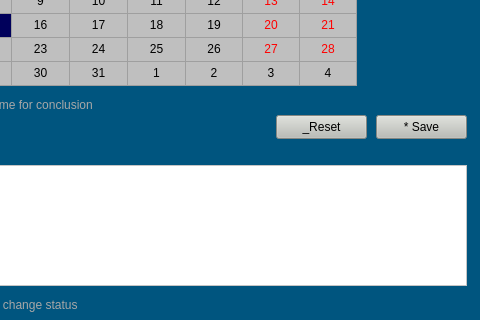
Above: task_organizer/src/ui/qt/form/task_organizer.ui from lucassaporetti/frogs_tasks_organizer before the change; both pictures show x 114 to 594 and y 305 to 625 of the 594 by 625 pixel window. Below: the same form after it.
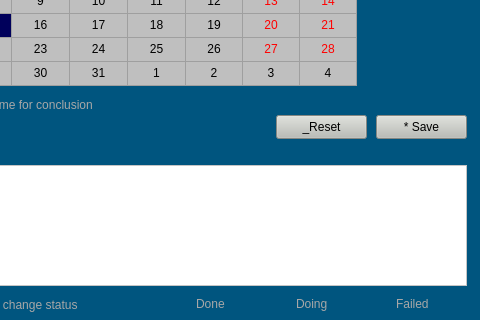
That is the form after the change. Icons and pictures are not drawn.

The edit to the form file:
```diff
--- a/task_organizer/src/ui/qt/form/task_organizer.ui
+++ b/task_organizer/src/ui/qt/form/task_organizer.ui
@@ -346,6 +346,102 @@
     <string>* Save</string>
    </property>
   </widget>
+  <widget class="QLabel" name="done_label">
+   <property name="geometry">
+    <rect>
+     <x>280</x>
+     <y>600</y>
+     <width>20</width>
+     <height>20</height>
+    </rect>
+   </property>
+   <property name="styleSheet">
+    <string notr="true">image: url(:/files/green_dot.png);</string>
+   </property>
+   <property name="text">
+    <string/>
+   </property>
+  </widget>
+  <widget class="QLabel" name="doing_label">
+   <property name="geometry">
+    <rect>
+     <x>380</x>
+     <y>600</y>
+     <width>20</width>
+     <height>20</height>
+    </rect>
+   </property>
+   <property name="styleSheet">
+    <string notr="true">image: url(:/files/blue_dot.png);</string>
+   </property>
+   <property name="text">
+    <string/>
+   </property>
+  </widget>
+  <widget class="QLabel" name="fail_label">
+   <property name="geometry">
+    <rect>
+     <x>480</x>
+     <y>600</y>
+     <width>20</width>
+     <height>20</height>
+    </rect>
+   </property>
+   <property name="styleSheet">
+    <string notr="true">image: url(:/files/red_dot.png);</string>
+   </property>
+   <property name="text">
+    <string/>
+   </property>
+  </widget>
+  <widget class="QLabel" name="label_5">
+   <property name="geometry">
+    <rect>
+     <x>310</x>
+     <y>600</y>
+     <width>67</width>
+     <height>17</height>
+    </rect>
+   </property>
+   <property name="styleSheet">
+    <string notr="true">color: rgb(167, 167, 167);</string>
+   </property>
+   <property name="text">
+    <string>Done</string>
+   </property>
+  </widget>
+  <widget class="QLabel" name="label_6">
+   <property name="geometry">
+    <rect>
+     <x>410</x>
+     <y>600</y>
+     <width>67</width>
+     <height>17</height>
+    </rect>
+   </property>
+   <property name="styleSheet">
+    <string notr="true">color: rgb(167, 167, 167);</string>
+   </property>
+   <property name="text">
+    <string>Doing</string>
+   </property>
+  </widget>
+  <widget class="QLabel" name="label_7">
+   <property name="geometry">
+    <rect>
+     <x>510</x>
+     <y>600</y>
+     <width>67</width>
+     <height>17</height>
+    </rect>
+   </property>
+   <property name="styleSheet">
+    <string notr="true">color: rgb(167, 167, 167);</string>
+   </property>
+   <property name="text">
+    <string>Failed</string>
+   </property>
+  </widget>
  </widget>
  <resources>
   <include location="../../../../resources/frogs_resources.qrc"/>
```
